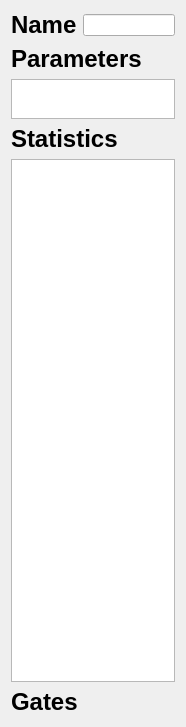
Old version of the form main/spectra/src/InformationPanel.ui in the repository FRIBDAQ/SpecTcl.
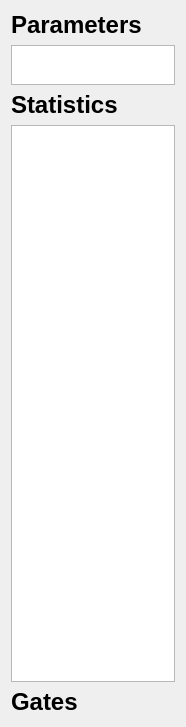
New version of the form.

Patch:
```diff
--- a/main/spectra/src/InformationPanel.ui
+++ b/main/spectra/src/InformationPanel.ui
@@ -14,58 +14,7 @@
    <string>Form</string>
   </property>
   <layout class="QGridLayout" name="gridLayout">
-   <item row="0" column="0">
-    <layout class="QHBoxLayout" name="horizontalLayout">
-     <item>
-      <widget class="QLabel" name="pNameLabel">
-       <property name="text">
-        <string>&lt;html&gt;&lt;head/&gt;&lt;body&gt;&lt;p&gt;&lt;span style=&quot; font-size:xx-large; font-weight:600;&quot;&gt;Name&lt;/span&gt;&lt;/p&gt;&lt;/body&gt;&lt;/html&gt;</string>
-       </property>
-       <property name="buddy">
-        <cstring>pNameEdit</cstring>
-       </property>
-      </widget>
-     </item>
-     <item>
-      <widget class="QLineEdit" name="pNameEdit">
-       <property name="readOnly">
-        <bool>true</bool>
-       </property>
-      </widget>
-     </item>
-    </layout>
-   </item>
-   <item row="1" column="0">
-    <widget class="QLabel" name="pParamLabel">
-     <property name="text">
-      <string>&lt;h1&gt;Parameters&lt;/h1&gt;</string>
-     </property>
-     <property name="buddy">
-      <cstring>pParamList</cstring>
-     </property>
-    </widget>
-   </item>
-   <item row="2" column="0">
-    <widget class="QListWidget" name="pParamList">
-     <property name="maximumSize">
-      <size>
-       <width>16777215</width>
-       <height>40</height>
-      </size>
-     </property>
-    </widget>
-   </item>
    <item row="3" column="0">
-    <widget class="QLabel" name="pStatLabel">
-     <property name="text">
-      <string>&lt;h1&gt;Statistics&lt;/h1&gt;</string>
-     </property>
-     <property name="buddy">
-      <cstring>pStatTable</cstring>
-     </property>
-    </widget>
-   </item>
-   <item row="4" column="0">
     <widget class="QTableWidget" name="pStatTable">
      <property name="selectionMode">
       <enum>QAbstractItemView::NoSelection</enum>
@@ -87,7 +36,37 @@
      </attribute>
     </widget>
    </item>
-   <item row="5" column="0">
+   <item row="2" column="0">
+    <widget class="QLabel" name="pStatLabel">
+     <property name="text">
+      <string>&lt;h1&gt;Statistics&lt;/h1&gt;</string>
+     </property>
+     <property name="buddy">
+      <cstring>pStatTable</cstring>
+     </property>
+    </widget>
+   </item>
+   <item row="1" column="0">
+    <widget class="QListWidget" name="pParamList">
+     <property name="maximumSize">
+      <size>
+       <width>16777215</width>
+       <height>40</height>
+      </size>
+     </property>
+    </widget>
+   </item>
+   <item row="0" column="0">
+    <widget class="QLabel" name="pParamLabel">
+     <property name="text">
+      <string>&lt;h1&gt;Parameters&lt;/h1&gt;</string>
+     </property>
+     <property name="buddy">
+      <cstring>pParamList</cstring>
+     </property>
+    </widget>
+   </item>
+   <item row="4" column="0">
     <widget class="QLabel" name="label">
      <property name="text">
       <string>&lt;h1&gt;Gates&lt;/h1&gt;</string>
```
